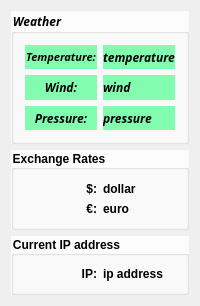
Old version of the form mainwindow.ui in the repository Ivanchik/DesktopHelperQT.
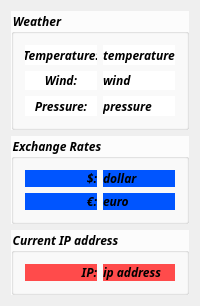
New version of the form. Icons and pictures are not drawn.

Commit message: Add double click auto update. Correct window drag and drop

```diff
--- a/mainwindow.ui
+++ b/mainwindow.ui
@@ -24,10 +24,15 @@
 	border-image: url(:/backgrounds/background.png);
 }
 QLabel#temperatureNameLabel,QLabel#temperatureValueLabel,QLabel#pressureNameLabel,QLabel#pressureValueLabel,QLabel#windNameLabel,QLabel#windValueLabel{
-	background-color: rgba(70, 255, 138, 170);
+background-color: rgb(255, 255, 255);
 }
-QLabel#temperatureValueLabel{
-	background-color: rgba(70, 255, 138, 170);
+
+QLabel#dollarValueLabel, QLabel#dollarNameLabel, QLabel#euroValueLabel, QLabel#euroNameLabel{
+background-color: rgb(0, 85, 255);
+}
+
+QLabel#ipAddressValue, QLabel#ipAddressName{
+background-color: rgb(255, 75, 75);
 }
 
 QGroupBox#weatherBox,QGroupBox#exchangeRatesBox,QGroupBox#ipAddressBox{
@@ -53,6 +58,7 @@
       <property name="font">
        <font>
         <family>Century Gothic</family>
+        <pointsize>9</pointsize>
         <weight>75</weight>
         <italic>true</italic>
         <bold>true</bold>
@@ -78,7 +84,7 @@
            <property name="font">
             <font>
              <family>Century Gothic</family>
-             <pointsize>8</pointsize>
+             <pointsize>9</pointsize>
              <weight>75</weight>
              <italic>true</italic>
              <bold>true</bold>
@@ -103,6 +109,7 @@
            <property name="font">
             <font>
              <family>Century Gothic</family>
+             <pointsize>9</pointsize>
              <weight>75</weight>
              <italic>true</italic>
              <bold>true</bold>
@@ -124,6 +131,7 @@
            <property name="font">
             <font>
              <family>Century Gothic</family>
+             <pointsize>9</pointsize>
              <weight>75</weight>
              <italic>true</italic>
              <bold>true</bold>
@@ -146,6 +154,7 @@
            <property name="font">
             <font>
              <family>Century Gothic</family>
+             <pointsize>9</pointsize>
              <weight>75</weight>
              <italic>true</italic>
              <bold>true</bold>
@@ -161,6 +170,7 @@
            <property name="font">
             <font>
              <family>Century Gothic</family>
+             <pointsize>9</pointsize>
              <weight>75</weight>
              <italic>true</italic>
              <bold>true</bold>
@@ -176,6 +186,7 @@
            <property name="font">
             <font>
              <family>Century Gothic</family>
+             <pointsize>9</pointsize>
              <weight>75</weight>
              <italic>true</italic>
              <bold>true</bold>
@@ -195,7 +206,10 @@
      <widget class="QGroupBox" name="exchangeRatesBox">
       <property name="font">
        <font>
+        <family>Century Gothic</family>
+        <pointsize>9</pointsize>
         <weight>75</weight>
+        <italic>true</italic>
         <bold>true</bold>
        </font>
       </property>
@@ -218,7 +232,10 @@
           <widget class="QLabel" name="dollarNameLabel">
            <property name="font">
             <font>
+             <family>Century Gothic</family>
+             <pointsize>9</pointsize>
              <weight>75</weight>
+             <italic>true</italic>
              <bold>true</bold>
             </font>
            </property>
@@ -234,7 +251,10 @@
           <widget class="QLabel" name="euroNameLabel">
            <property name="font">
             <font>
+             <family>Century Gothic</family>
+             <pointsize>9</pointsize>
              <weight>75</weight>
+             <italic>true</italic>
              <bold>true</bold>
             </font>
            </property>
@@ -254,7 +274,10 @@
           <widget class="QLabel" name="dollarValueLabel">
            <property name="font">
             <font>
+             <family>Century Gothic</family>
+             <pointsize>9</pointsize>
              <weight>75</weight>
+             <italic>true</italic>
              <bold>true</bold>
             </font>
            </property>
@@ -267,7 +290,10 @@
           <widget class="QLabel" name="euroValueLabel">
            <property name="font">
             <font>
+             <family>Century Gothic</family>
+             <pointsize>9</pointsize>
              <weight>75</weight>
+             <italic>true</italic>
              <bold>true</bold>
             </font>
            </property>
@@ -285,7 +311,10 @@
      <widget class="QGroupBox" name="ipAddressBox">
       <property name="font">
        <font>
+        <family>Century Gothic</family>
+        <pointsize>9</pointsize>
         <weight>75</weight>
+        <italic>true</italic>
         <bold>true</bold>
        </font>
       </property>
@@ -300,7 +329,10 @@
         <widget class="QLabel" name="ipAddressName">
          <property name="font">
           <font>
+           <family>Century Gothic</family>
+           <pointsize>9</pointsize>
            <weight>75</weight>
+           <italic>true</italic>
            <bold>true</bold>
           </font>
          </property>
@@ -316,7 +348,10 @@
         <widget class="QLabel" name="ipAddressValue">
          <property name="font">
           <font>
+           <family>Century Gothic</family>
+           <pointsize>9</pointsize>
            <weight>75</weight>
+           <italic>true</italic>
            <bold>true</bold>
           </font>
          </property>
```
The commit also changes 3 other files.
